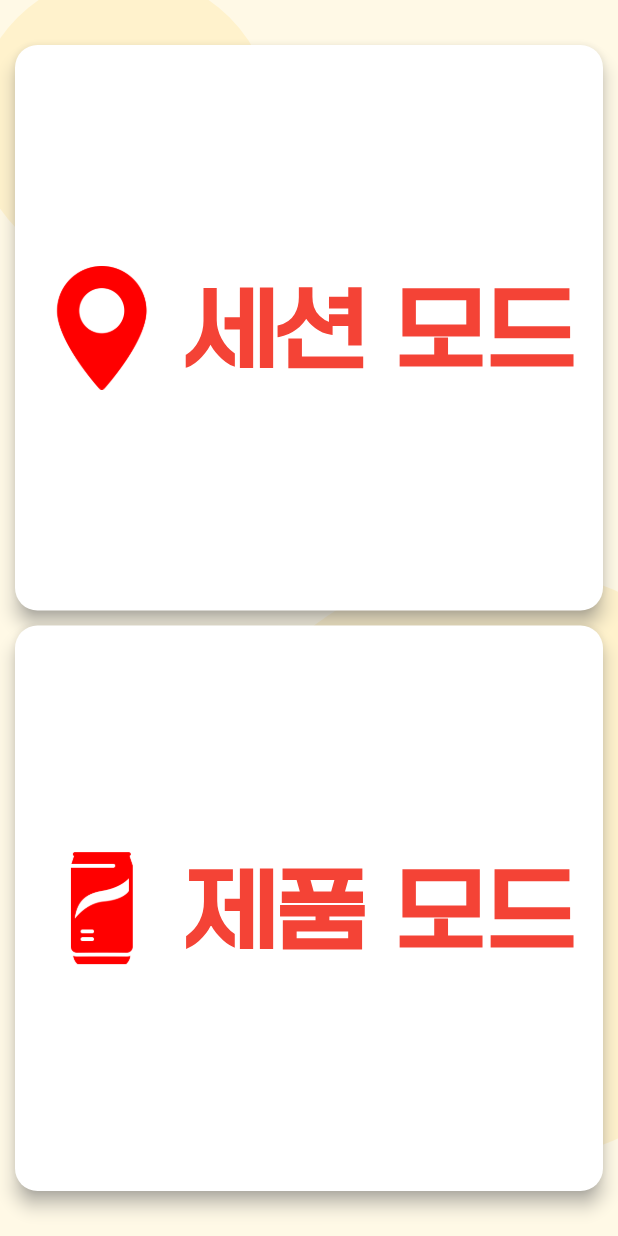
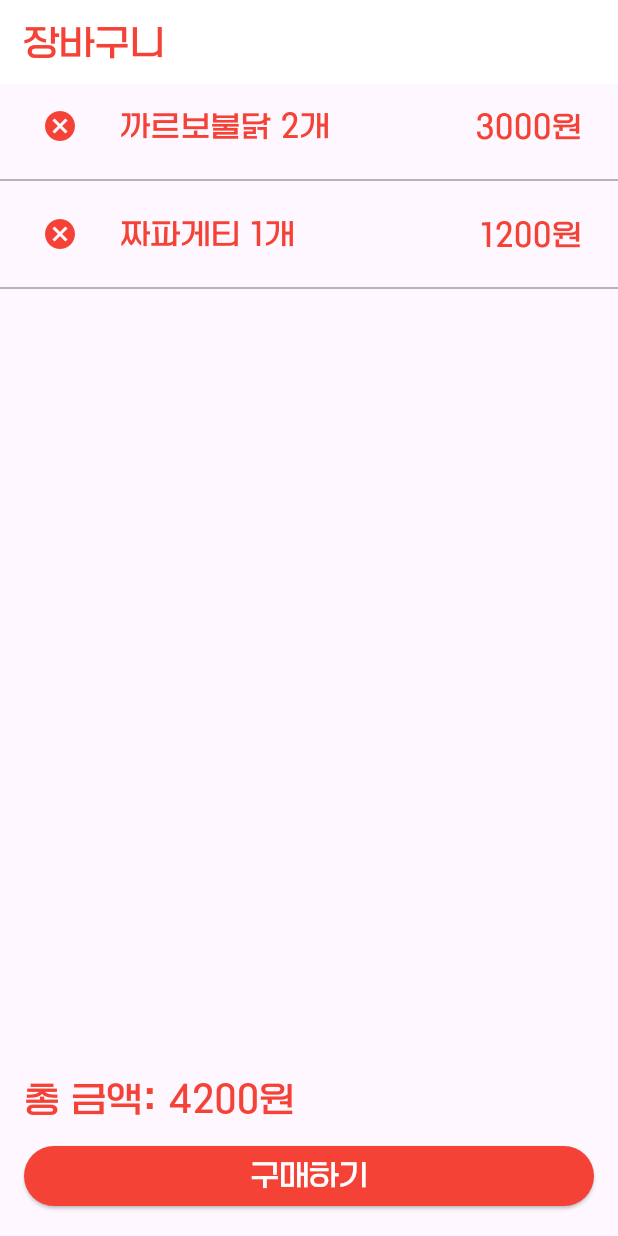
Before and after one commit to MyKnow/ishopping, a Flutter app: the screen it shows after launch, on a phone screen of 412 x 824 dp. Run offline on Flutter 3.47's test engine with Material 3 defaults, Android fonts, the phone set to English and light mode, and no system bars; our stand-ins replace camera, flutter_tts, permission_handler, vibration; missing offline and left inert: haptic_feedback, tflite_flutter.

Commit message:
장바구니

```diff
--- a/lib/TF_lite_api.dart
+++ b/lib/TF_lite_api.dart
@@ -2,12 +2,29 @@ import 'dart:io';
 
 import 'package:tflite_flutter/tflite_flutter.dart';
 
-import 'server_api.dart';
+// import 'server_api.dart';
+import 'output.dart';
+
+String result = '-1';
 
 class TFLiteAPI {
+  // 결과 라벨 배열
+  static const List<String> labels = [
+    '까르보불닭',
+    '짜파게티',
+    '진라면매운맛',
+    '불닭볶음면',
+    '김치사발면',
+    '육개장',
+    '신라면',
+    '튀김우동',
+    '너구리'
+  ];
+
   static Future<void> processImage(File imageFile) async {
     // TensorFlow Lite 인터프리터 초기화
-    var interpreter = await Interpreter.fromAsset('model.tflite');
+    var interpreter =
+        await Interpreter.fromAsset('models/model_unquant.tflite');
 
     // 이미지를 모델에 맞게 변환 (여기서는 예시로만 제공됨)
     var inputImage = imageFile.readAsBytesSync(); // 이미지 파일을 바이트로 변환
@@ -15,11 +32,12 @@ class TFLiteAPI {
     var output = List.filled(1, 0).reshape([1, 1]);
     interpreter.run(inputImage, output);
 
-    // 결과를 String으로 변환
-    String result = output[0].toString();
+    // 결과를 라벨로 변환
+    result = labels[output[0]];
+    setProductName(result);
 
     // 결과를 서버에 전송
-    await ServerAPI.sendResultToServer(result);
+    // await ServerAPI.sendResultToServer(result);
 
     // 인터프리터 자원 해제
     interpreter.close();
--- /dev/null
+++ b/lib/shopping_bag.dart
@@ -0,0 +1,124 @@
+import 'package:flutter/material.dart';
+// import 'cart_items.dart'; // 상품 데이터를 가져오는 파일
+
+class ShoppingBagScreen extends StatefulWidget {
+  @override
+  _ShoppingBagScreenState createState() => _ShoppingBagScreenState();
+}
+
+class _ShoppingBagScreenState extends State<ShoppingBagScreen> {
+  int totalPrice = 0; // 전체 클래스에 totalPrice 선언
+
+  @override
+  Widget build(BuildContext context) {
+    totalPrice = 0; // 매번 빌드할 때 totalPrice 초기화
+    for (var item in cartItems) {
+      if (item.quantity > 0) {
+        totalPrice +=
+            item.price * item.quantity; // 각 항목의 가격 * 수량을 totalPrice에 더하기
+      }
+    }
+    return Scaffold(
+      appBar: AppBar(
+        title: Text('장바구니',
+            style: TextStyle(
+                fontFamily: 'CustomFont',
+                color: Colors.red,
+                fontSize: 24)), // 글씨 크기 증가
+        backgroundColor: Colors.white,
+      ),
+      body: Column(
+        children: [
+          Expanded(
+            child: ListView.builder(
+              itemCount: cartItems.length,
+              itemBuilder: (context, index) {
+                final item = cartItems[index];
+                if (item.quantity > 0) {
+                  totalPrice += (item.price * item.quantity).toInt();
+                  return Column(
+                    children: [
+                      ListTile(
+                        title: Text('${item.name} ${item.quantity}개',
+                            style: TextStyle(
+                                fontFamily: 'CustomFont',
+                                color: Colors.red,
+                                fontSize: 20)),
+                        trailing: Text('${item.price.toInt() * item.quantity}원',
+                            style: TextStyle(
+                                fontFamily: 'CustomFont',
+                                color: Colors.red,
+                                fontSize: 20)),
+                        leading: IconButton(
+                          icon: Icon(Icons.cancel, color: Colors.red),
+                          onPressed: () {
+                            setState(() {
+                              item.quantity = 0;
+                            });
+                          },
+                        ),
+                      ),
+                      Divider(color: Colors.grey),
+                    ],
+                  );
+                } else {
+                  return Container();
+                }
+              },
+            ),
+          ),
+          Container(
+            padding: EdgeInsets.all(16),
+            child: Column(
+              crossAxisAlignment: CrossAxisAlignment.stretch,
+              children: [
+                Text('총 금액: ${totalPrice.toInt()}원',
+                    style: TextStyle(
+                        fontFamily: 'CustomFont',
+                        color: Colors.red,
+                        fontSize: 24)), // 소수점 제거 및 글씨 크기 증가
+                SizedBox(height: 10),
+                ElevatedButton(
+                  child: Text('구매하기',
+                      style: TextStyle(
+                          fontFamily: 'CustomFont',
+                          color: Colors.white,
+                          fontSize: 20)), // 글씨 크기 증가
+                  style: ElevatedButton.styleFrom(primary: Colors.red),
+                  onPressed: () {
+                    // 구매 로직
+                  },
+                ),
+              ],
+            ),
+          ),
+        ],
+      ),
+    );
+  }
+}
+
+// 장바구니 상품 항목 예시 (cart_items.dart 파일에 정의)
+class CartItem {
+  final String name;
+  final int price;
+  int quantity;
+
+  CartItem({required this.name, this.quantity = 0, required this.price});
+}
+
+// 장바구니에 담긴 상품 목록 (예시 데이터)
+List<CartItem> cartItems = [
+  CartItem(name: '까르보불닭', quantity: 2, price: 1500),
+  CartItem(name: '짜파게티', quantity: 1, price: 1200),
+  // ... 추가 상품
+  CartItem(name: '까르보불닭', price: 1500),
+  CartItem(name: '짜파게티', price: 1200),
+  CartItem(name: '진라면매운맛', price: 3500),
+  CartItem(name: '불닭볶음면', price: 5000),
+  CartItem(name: '김치사발면', price: 3000),
+  CartItem(name: '육개장', price: 4000),
+  CartItem(name: '신라면', price: 4500),
+  CartItem(name: '튀김우동', price: 4300),
+  CartItem(name: '너구리', price: 4500),
+];
--- a/pubspec.yaml
+++ b/pubspec.yaml
@@ -19,7 +19,6 @@ dependencies:
   flutter_tts: ^3.8.3
   dio : ^5.3.4
   tflite_flutter : ^0.10.3
-  # tflite_v2 : ^ 1.0.0
 
 dev_dependencies:
   flutter_test:
```
Also changed, not shown: lib/main.dart (+34 -8 lines), lib/map_android.dart (+1 -8 lines), lib/output.dart (+6 -12 lines), lib/product.dart (+2 -9 lines), lib/server_api.dart (+32 -8 lines), assets/images/public/coins.png (added).
